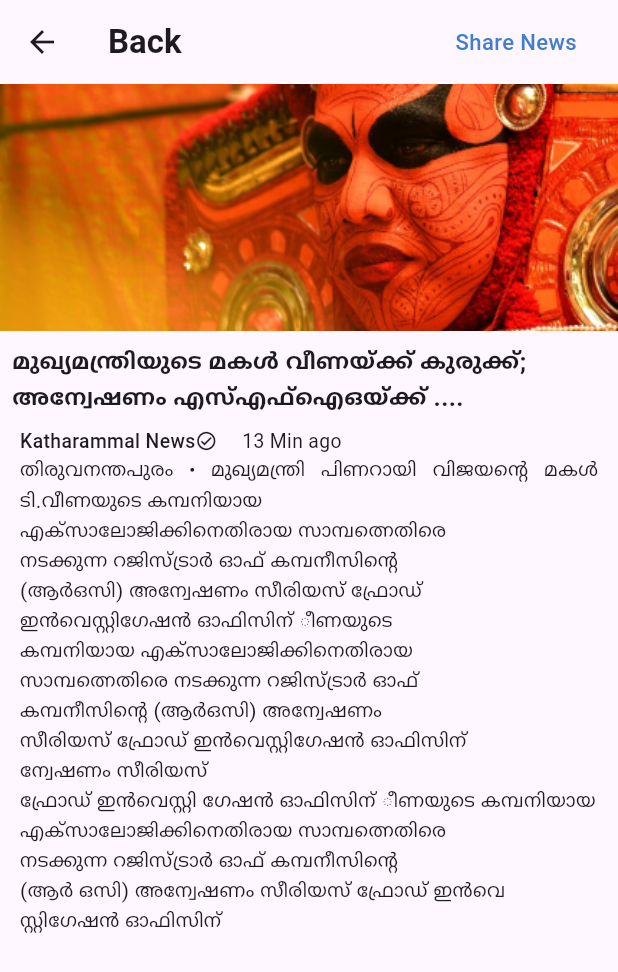
After one commit to Syamkrishna2272/Village_App, a Flutter app: the NewsDescriptionScreen screen opened directly, on a phone screen of 412 x 824 dp. The commit adds this screen. Shown: the top 972 px of the screen. Run offline on Flutter 3.47's test engine with Material 3 defaults, Android fonts, the phone set to English and light mode, and no system bars; our stand-ins replace carousel_slider, material_design_icons_flutter.

Commit message:
news portal description completed

```diff
--- /dev/null
+++ b/lib/view/screens/homepage/widget/servicepage/news_description.dart
@@ -0,0 +1,99 @@
+import 'package:flutter/material.dart';
+
+class NewsDescriptionScreen extends StatelessWidget {
+  const NewsDescriptionScreen({super.key});
+
+  @override
+  Widget build(BuildContext context) {
+    final mediaQuery = MediaQuery.of(context);
+    final screenHeight = mediaQuery.size.height;
+    final screenWidth = mediaQuery.size.width;
+    return Scaffold(
+      appBar: AppBar(
+        title: const Text(
+          "Back",
+          style: TextStyle(fontWeight: FontWeight.w600),
+        ),
+        actions: [
+          Center(
+            child: Padding(
+              padding: EdgeInsets.only(right: screenWidth / 15),
+              child: Text(
+                "Share News",
+                style: TextStyle(
+                  fontSize: screenWidth / 28,
+                  fontWeight: FontWeight.w500,
+                  color: const Color(0XFF427ECC),
+                ),
+              ),
+            ),
+          ),
+        ],
+      ),
+      body: SafeArea(
+          child: Column(
+        children: [
+          Container(
+            height: screenHeight / 5,
+            width: screenWidth,
+            child: Image.asset(
+              'lib/asset/img/Rectangle 169 (1).png',
+              fit: BoxFit.fill,
+            ),
+          ),
+          Padding(
+            padding: const EdgeInsets.all(8.0),
+            child: Text(
+              """മുഖ്യമന്ത്രിയുടെ മകൾ വീണയ്‌ക്ക് കുരുക്ക്; അന്വേഷണം എസ്എഫ്ഐഒയ്ക്ക് ....""",
+              style: TextStyle(
+                  fontSize: screenWidth / 25, fontWeight: FontWeight.w600),
+            ),
+          ),
+          Padding(
+            padding: EdgeInsets.only(left: screenWidth / 31),
+            child: Row(
+              children: [
+                Text(
+                  "Katharammal News",
+                  style: TextStyle(
+                      fontSize: screenWidth / 32, fontWeight: FontWeight.w500),
+                ),
+                Icon(
+                  Icons.check_circle_outlined,
+                  size: screenWidth / 28,
+                ),
+                SizedBox(width: screenWidth / 25),
+                Text(
+                  "13 Min ago",
+                  style: TextStyle(fontSize: screenWidth / 32),
+                )
+              ],
+            ),
+          ),
+          Padding(
+            padding: EdgeInsets.only(
+                left: screenWidth / 31, right: screenWidth / 31),
+            child: const Text(
+              """തിരുവനന്തപുരം ∙ മുഖ്യമന്ത്രി പിണറായി വിജയന്‍റെ മകൾ ടി.വീണയുടെ കമ്പനിയായ
+എക്സാലോജിക്കിനെതിരായ സാമ്പത്നെതിരെ
+നടക്കുന്ന റജിസ്ട്രാർ ഓഫ് കമ്പനീസിന്റെ
+(ആർഒസി) അന്വേഷണം സീരിയസ് ഫ്രോഡ്
+ഇൻവെസ്റ്റിഗേഷൻ ഓഫിസിന് ീണയുടെ
+കമ്പനിയായ എക്സാലോജിക്കിനെതിരായ
+സാമ്പത്നെതിരെ നടക്കുന്ന റജിസ്ട്രാർ ഓഫ്
+കമ്പനീസിന്റെ (ആർഒസി) അന്വേഷണം
+സീരിയസ് ഫ്രോഡ് ഇൻവെസ്റ്റിഗേഷൻ ഓഫിസിന്
+ന്വേഷണം സീരിയസ്
+ഫ്രോഡ് ഇൻവെസ്റ്റി ഗേഷൻ ഓഫിസിന് ീണയുടെ കമ്പനിയായ
+എക്സാലോജിക്കിനെതിരായ സാമ്പത്നെതിരെ
+നടക്കുന്ന റജിസ്ട്രാർ ഓഫ് കമ്പനീസിന്റെ
+(ആർ ഒസി) അന്വേഷണം സീരിയസ് ഫ്രോഡ് ഇൻവെ
+സ്റ്റിഗേഷൻ ഓഫിസിന് """,
+              textAlign: TextAlign.justify,
+            ),
+          )
+        ],
+      )),
+    );
+  }
+}
--- a/lib/view/screens/homepage/widget/servicepage/newsportalpage/news_portal.dart
+++ b/lib/view/screens/homepage/widget/servicepage/newsportalpage/news_portal.dart
@@ -1,6 +1,5 @@
-import 'package:flutter/cupertino.dart';
 import 'package:flutter/material.dart';
-import 'package:flutter/widgets.dart';
+import 'package:village_app/view/screens/homepage/widget/servicepage/news_description.dart';
 import 'package:village_app/view/screens/homepage/widget/servicepage/widget/newsportal_card_widget.dart';
 
 class NewsPortalScreen extends StatelessWidget {
@@ -61,16 +60,24 @@ class NewsPortalScreen extends StatelessWidget {
         body: TabBarView(
           children: [
             const Center(
-              child: Text("data"),
+              child: Text("Sample screen"),
             ),
             // Add SingleChildScrollView here to make this section scrollable
             SingleChildScrollView(
               child: Column(
                 children: [
-                  NewsCardWidget(
-                    screenWidth: screenWidth,
-                    screenHeight: screenHeight,
-                    imagePath: 'lib/asset/img/Rectangle 170.png',
+                  GestureDetector(
+                    onTap: () {
+                      Navigator.of(context)
+                          .push(MaterialPageRoute(builder: (context) {
+                        return const NewsDescriptionScreen();
+                      }));
+                    },
+                    child: NewsCardWidget(
+                      screenWidth: screenWidth,
+                      screenHeight: screenHeight,
+                      imagePath: 'lib/asset/img/Rectangle 170.png',
+                    ),
                   ),
                   SizedBox(height: screenHeight / 100),
                   NewsCardWidget(
@@ -99,7 +106,7 @@ class NewsPortalScreen extends StatelessWidget {
                 ],
               ),
             ),
-            const Center(child: Text('Entertainment Content')),
+            const Center(child: Text('Sample Screen')),
           ],
         ),
       ),
--- a/pubspec.yaml
+++ b/pubspec.yaml
@@ -131,6 +131,7 @@ flutter:
     - lib/asset/img/Rectangle 170.png
     - lib/asset/img/Rectangle 173.png
     - lib/asset/img/Rectangle 174.png
+    - lib/asset/img/Rectangle 169 (1).png
 
   # An image asset can refer to one or more resolution-specific "variants", see
   # https://flutter.dev/assets-and-images/#resolution-aware
```
Also changed, not shown: lib/asset/img/Rectangle 169 (1).png (added), lib/view/screens/touristplacepage/tourist_spot.dart (indentation only).
